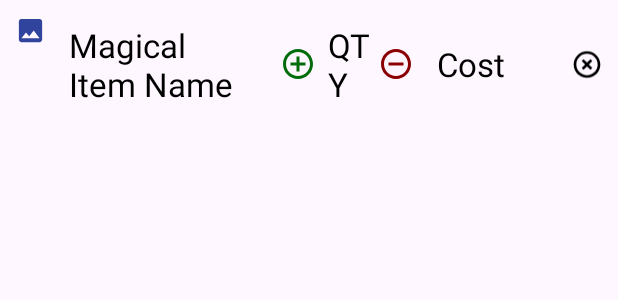
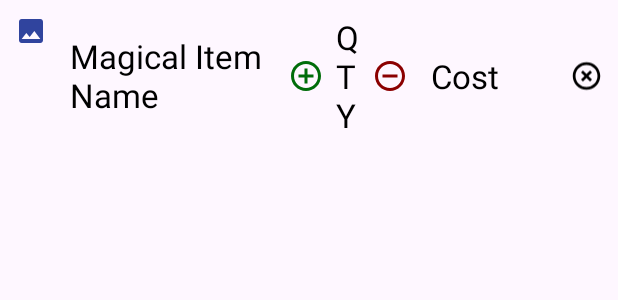
Before and after one commit to MikkelFiltenborg/SESEs_MagicalShop, an Android app: the layout basket_item_list.xml on its own in the app's theme, with its tools: preview values and no code run, on a phone screen of 412 x 824 dp. Shown: the top 300 px of the screen. Run offline under Robolectric (Android 15) with nearby library versions, the phone set to English and light mode, and no system bars; network calls fail.

Commit message:
Minor changes, attemped to fic remove button in basket, success yet to be achieved.

```diff
--- a/app/src/main/java/com/example/seseshop/MainActivity.java
+++ b/app/src/main/java/com/example/seseshop/MainActivity.java
@@ -37,10 +37,11 @@ public class MainActivity extends AppCompatActivity
     private WaresAdapter waresAdapter;
     private RequestQueue requestQueue;
     private List<MagicItem> magicalItemList;
+    private List<MagicItem> waresItemList;
     private List<MagicItem> basketItemList = new ArrayList<>();
 
     //IP address changed to match local unit IP address.
-    private String ApiUrl = "http://192.168.0.151:8989/Item";
+    private String ApiUrl = "http://192.168.0.78:8989/Item";
 
     @Override
     protected void onCreate(Bundle savedInstanceState)
--- a/app/src/main/res/layout/basket_item_list.xml
+++ b/app/src/main/res/layout/basket_item_list.xml
@@ -47,7 +47,7 @@
         android:id="@+id/basket_magical_item_amount_text"
         android:layout_width="0dp"
         android:layout_height="wrap_content"
-        android:layout_weight="2"
+        android:layout_weight="1.5"
         android:text="QTY"
         android:textSize="22sp"
         android:textColor="@color/black"
@@ -78,18 +78,6 @@
         android:layout_margin="5dp"
         />
 
-<!--    Remove button-->
-<!--    <Button-->
-<!--        android:id="@+id/basket_magical_item_list_remove_btn"-->
-<!--        android:layout_width="wrap_content"-->
-<!--        android:layout_height="wrap_content"-->
-<!--        android:layout_weight="1"-->
-<!--        android:layout_marginStart="5dp"-->
-<!--        android:backgroundTint="#2DD"-->
-<!--        android:textColor="@color/black"-->
-<!--        android:text="Remove"-->
-<!--        android:textSize="20sp"-->
-<!--        />-->
     <ImageView
         android:id="@+id/basket_magical_item_list_remove_btn"
         android:layout_width="0dp"
--- a/gradle/libs.versions.toml
+++ b/gradle/libs.versions.toml
@@ -19,5 +19,6 @@ activity = { group = "androidx.activity", name = "activity", version.ref = "acti
 constraintlayout = { group = "androidx.constraintlayout", name = "constraintlayout", version.ref = "constraintlayout" }
 glide = { group = "com.github.bumptech.glide", name = "glide", version.ref = "glide" }
 glide-compiler = { group = "com.github.bumptech.glide", name = "compiler", version.ref = "glide" }
+
 [plugins]
 android-application = { id = "com.android.application", version.ref = "agp" }
```
Also changed, not shown: app/src/main/java/com/example/seseshop/BasketActivity.java (+21 -1 lines), app/src/main/java/com/example/seseshop/adapters/BasketAdapter.java (+2 -5 lines).
